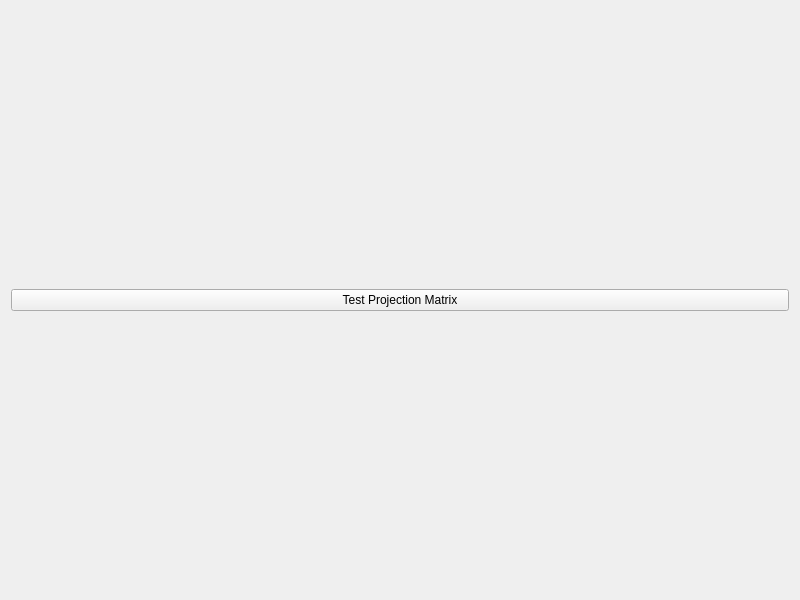
Above: forms/testmiscform.ui from smartmaster/SmlThreadedGLApp before the change. Below: the same form after it.
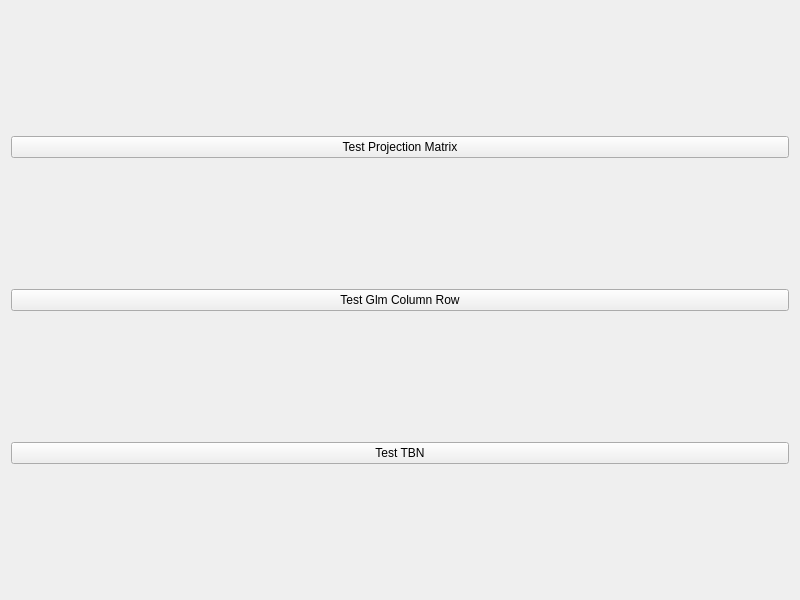
That is the form after the change.

What changed in the file:
```diff
--- a/forms/testmiscform.ui
+++ b/forms/testmiscform.ui
@@ -21,6 +21,20 @@
      </property>
     </widget>
    </item>
+   <item>
+    <widget class="QPushButton" name="pushButtonTesGlmColumRow">
+     <property name="text">
+      <string>Test Glm Column Row</string>
+     </property>
+    </widget>
+   </item>
+   <item>
+    <widget class="QPushButton" name="pushButtonTestTBN">
+     <property name="text">
+      <string>Test TBN</string>
+     </property>
+    </widget>
+   </item>
   </layout>
  </widget>
  <resources/>
```
